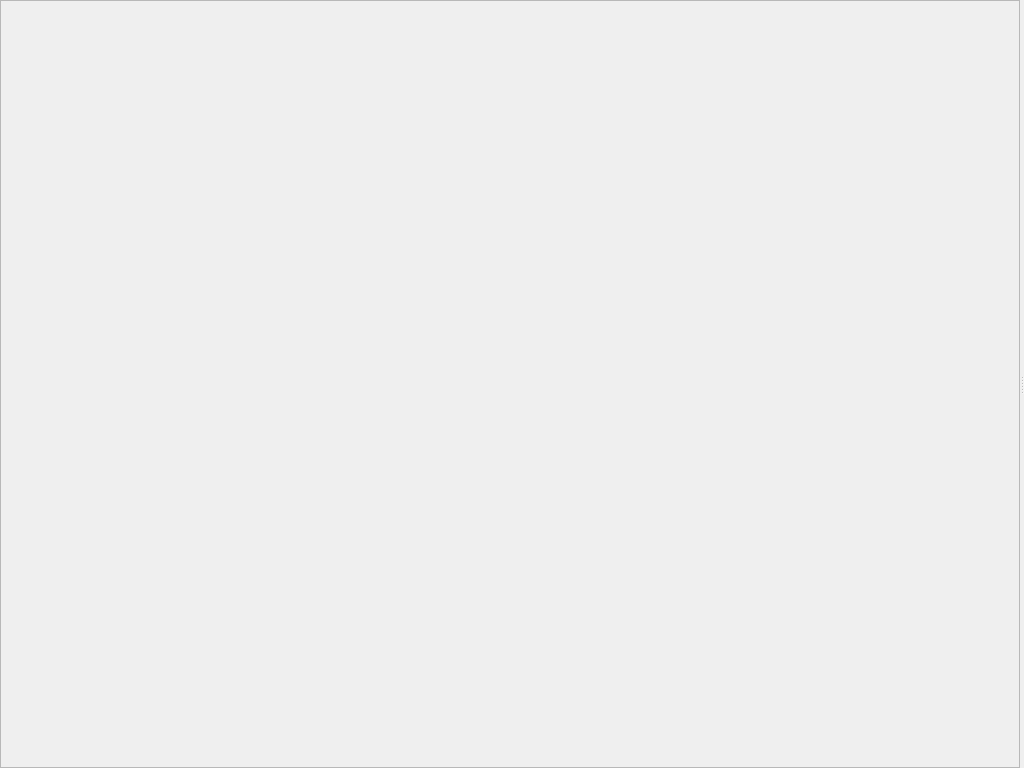
This is kratos_gui/src/camerawidget.ui in Project-Kratos-25-26/kratos-rover as Qt 5 draws it before an edit. The edited form follows.
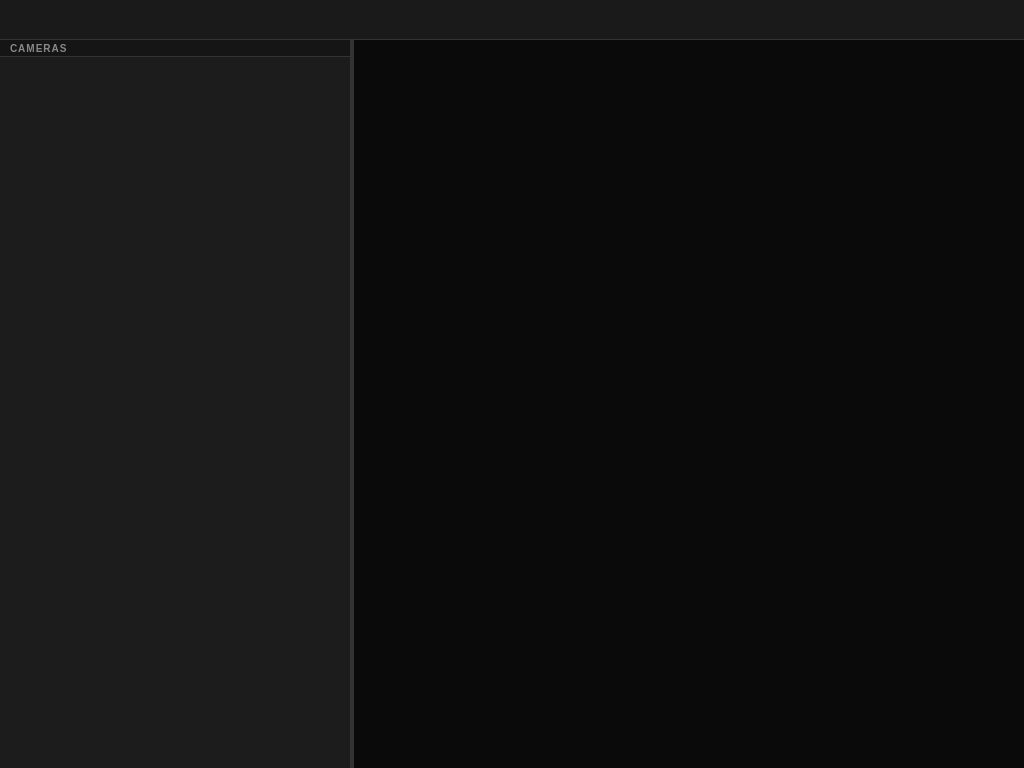
This is the edited form.

Commit message: fixed grid layout (tiled instead of a window now)

What changed in the file:
```diff
--- a/kratos_gui/src/camerawidget.ui
+++ b/kratos_gui/src/camerawidget.ui
@@ -10,48 +10,141 @@
     <height>768</height>
    </rect>
   </property>
-  <layout class="QHBoxLayout" name="horizontalLayout">
+  <layout class="QVBoxLayout" name="mainVLayout">
    <property name="spacing"><number>0</number></property>
    <property name="leftMargin"><number>0</number></property>
    <property name="topMargin"><number>0</number></property>
    <property name="rightMargin"><number>0</number></property>
    <property name="bottomMargin"><number>0</number></property>
+
+   <!-- Toolbar -->
+   <item>
+    <widget class="QWidget" name="toolbarWidget">
+     <property name="maximumSize">
+      <size>
+       <width>16777215</width>
+       <height>40</height>
+      </size>
+     </property>
+     <property name="styleSheet">
+      <string>QWidget#toolbarWidget { background-color: #1A1A1A; border-bottom: 1px solid #333333; }</string>
+     </property>
+     <layout class="QHBoxLayout" name="toolbarLayout">
+      <property name="spacing"><number>8</number></property>
+      <property name="leftMargin"><number>10</number></property>
+      <property name="topMargin"><number>4</number></property>
+      <property name="rightMargin"><number>10</number></property>
+      <property name="bottomMargin"><number>4</number></property>
+      <item>
+       <spacer name="toolbarSpacer">
+        <property name="orientation"><enum>Qt::Horizontal</enum></property>
+       </spacer>
+      </item>
+     </layout>
+    </widget>
+   </item>
+
+   <!-- Splitter: sidebar + grid -->
    <item>
     <widget class="QSplitter" name="mainSplitter">
      <property name="orientation"><enum>Qt::Horizontal</enum></property>
      <property name="handleWidth"><number>4</number></property>
-     <!-- Left Sidebar -->
-     <widget class="QScrollArea" name="scrollArea">
-      <property name="minimumWidth"><number>250</number></property>
-      <property name="maximumWidth"><number>350</number></property>
+     <property name="styleSheet">
+      <string>
+        QSplitter::handle { background-color: #333333; }
+        QSplitter::handle:hover { background-color: #FFFF55; }
+      </string>
+     </property>
+
+     <!-- Left sidebar -->
+     <widget class="QWidget" name="sidebarWidget">
+      <property name="minimumSize">
+       <size><width>180</width><height>0</height></size>
+      </property>
+      <property name="maximumSize">
+       <size><width>350</width><height>16777215</height></size>
+      </property>
+      <property name="styleSheet">
+       <string>QWidget#sidebarWidget { background-color: #1C1C1C; }</string>
+      </property>
+      <layout class="QVBoxLayout" name="sidebarLayout">
+       <property name="spacing"><number>0</number></property>
+       <property name="leftMargin"><number>0</number></property>
+       <property name="topMargin"><number>0</number></property>
+       <property name="rightMargin"><number>0</number></property>
+       <property name="bottomMargin"><number>0</number></property>
+
+       <!-- Sidebar header -->
+       <item>
+        <widget class="QWidget" name="sidebarHeader">
+         <property name="maximumSize">
+          <size><width>16777215</width><height>32</height></size>
+         </property>
+         <property name="styleSheet">
+          <string>QWidget#sidebarHeader { background-color: #151515; border-bottom: 1px solid #333333; }</string>
+         </property>
+         <layout class="QHBoxLayout" name="sidebarHeaderLayout">
+          <property name="leftMargin"><number>10</number></property>
+          <property name="topMargin"><number>2</number></property>
+          <property name="rightMargin"><number>6</number></property>
+          <property name="bottomMargin"><number>2</number></property>
+          <item>
+           <widget class="QLabel" name="sidebarTitle">
+            <property name="text"><string>CAMERAS</string></property>
+            <property name="styleSheet">
+             <string>QLabel { color: #888888; font-size: 10px; font-weight: bold; letter-spacing: 1px; }</string>
+            </property>
+           </widget>
+          </item>
+         </layout>
+        </widget>
+       </item>
+
+       <!-- Scrollable camera list -->
+       <item>
+        <widget class="QScrollArea" name="sidebarScrollArea">
+         <property name="widgetResizable"><bool>true</bool></property>
+         <property name="styleSheet">
+          <string>QScrollArea { border: none; background-color: #1C1C1C; }</string>
+         </property>
+         <widget class="QWidget" name="sidebarScrollContents">
+          <property name="styleSheet">
+           <string>QWidget#sidebarScrollContents { background-color: #1C1C1C; }</string>
+          </property>
+          <layout class="QVBoxLayout" name="camerasListLayout">
+           <property name="spacing"><number>2</number></property>
+           <property name="leftMargin"><number>6</number></property>
+           <property name="topMargin"><number>6</number></property>
+           <property name="rightMargin"><number>6</number></property>
+           <property name="bottomMargin"><number>6</number></property>
+           <item>
+            <spacer name="camerasListSpacer">
+             <property name="orientation"><enum>Qt::Vertical</enum></property>
+            </spacer>
+           </item>
+          </layout>
+         </widget>
+        </widget>
+       </item>
+      </layout>
+     </widget>
+
+     <!-- Right: grid area -->
+     <widget class="QScrollArea" name="gridScrollArea">
       <property name="widgetResizable"><bool>true</bool></property>
-      <widget class="QWidget" name="scrollAreaWidgetContents">
-       <layout class="QVBoxLayout" name="camerasLayout">
-        <property name="spacing"><number>10</number></property>
-        <property name="leftMargin"><number>15</number></property>
-        <property name="topMargin"><number>20</number></property>
-        <property name="rightMargin"><number>15</number></property>
-        <property name="bottomMargin"><number>20</number></property>
-        <item>
-         <spacer name="verticalSpacer">
-          <property name="orientation"><enum>Qt::Vertical</enum></property>
-         </spacer>
-        </item>
-       </layout>
-      </widget>
-     </widget>
-     <!-- Video Feed / Modules Splitter -->
-     <widget class="QSplitter" name="modulesSplitter">
-      <property name="orientation"><enum>Qt::Vertical</enum></property>
-      <property name="handleWidth"><number>4</number></property>
-      <widget class="QWidget" name="canvasWidget">
+      <property name="styleSheet">
+       <string>QScrollArea { border: none; background-color: #0A0A0A; }</string>
+      </property>
+      <widget class="QWidget" name="gridScrollContents">
        <property name="styleSheet">
-        <string>QWidget { background-color: #0A0A0A; }</string>
+        <string>QWidget#gridScrollContents { background-color: #0A0A0A; }</string>
        </property>
       </widget>
      </widget>
+
     </widget>
    </item>
+
   </layout>
  </widget>
  <resources/>
```
The commit also changes 8 other files.
